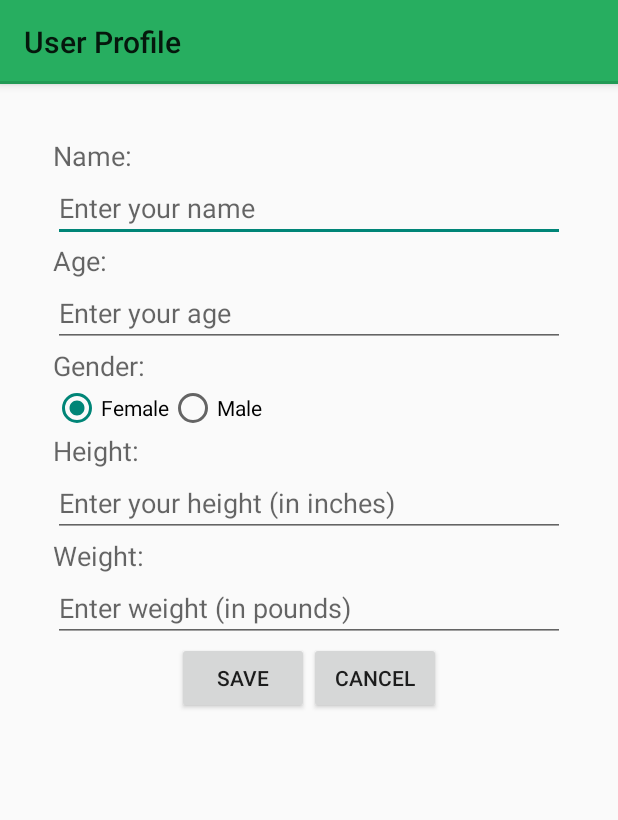
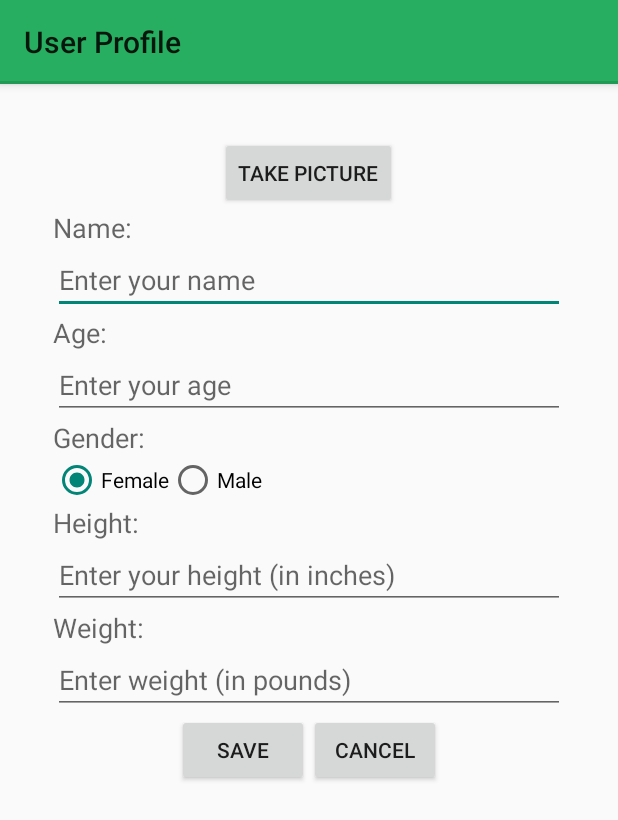
Before and after one commit to dmcvicar/Life-Savings, an Android app: the EditProfileActivity screen opened directly, with no data from a screen before it, on a phone screen of 412 x 824 dp. Shown: the top 820 px of the screen. Run offline under Robolectric (Android 15) with nearby library versions, the phone set to English and light mode, and no system bars; pictures from the network do not load.

Commit message:
Picture stuff now works.

```diff
--- a/app/src/main/java/lifesavings/db/UserDataSource.java
+++ b/app/src/main/java/lifesavings/db/UserDataSource.java
@@ -17,7 +17,7 @@ public class UserDataSource {
     private static int autoId;
     private SQLiteDatabase database;
     private UserSQLHelper helper;
-    private String[] allColumns = { UserSQLHelper.COLUMN_USERID, UserSQLHelper.COLUMN_NAME, UserSQLHelper.COLUMN_GENDER, UserSQLHelper.COLUMN_WEIGHT, UserSQLHelper.COLUMN_HEIGHT, UserSQLHelper.COLUMN_BMI, UserSQLHelper.COLUMN_CATEGORY, UserSQLHelper.COLUMN_BFP};
+    private String[] allColumns = { UserSQLHelper.COLUMN_USERID, UserSQLHelper.COLUMN_NAME, UserSQLHelper.COLUMN_GENDER, UserSQLHelper.COLUMN_WEIGHT, UserSQLHelper.COLUMN_HEIGHT, UserSQLHelper.COLUMN_BMI, UserSQLHelper.COLUMN_CATEGORY, UserSQLHelper.COLUMN_BFP, UserSQLHelper.COLUMN_ICON_PATH};
 
     public UserDataSource(Context context) {
         helper = new UserSQLHelper(context);
@@ -59,6 +59,7 @@ public class UserDataSource {
         dataToInsert.put("weight", user.getWeight());
         dataToInsert.put("height", user.getHeight());
         dataToInsert.put("gender", user.getGender());
+        dataToInsert.put("iconPath", user.getIconPath());
         String where = "userid=?";
         String[] whereArgs = new String[] {String.valueOf(user.getUserid())};
         try{
@@ -101,6 +102,7 @@ public class UserDataSource {
         User.setBmi(cursor.getInt(5));
         User.setCategory(cursor.getInt(6));
         User.setBfp(cursor.getDouble(7));
+        User.setIconPath(cursor.getString(8));
         return User;
     }
 
--- a/app/src/main/res/layout/activity_edit_profile.xml
+++ b/app/src/main/res/layout/activity_edit_profile.xml
@@ -21,6 +21,12 @@
                 android:layout_width="wrap_content"
                 android:layout_height="wrap_content"
                 android:id="@+id/prof_pic"/>
+            <Button
+                android:layout_width="wrap_content"
+                android:layout_height="wrap_content"
+                android:text="@string/take_picture"
+                android:layout_below="@id/prof_pic"
+                android:onClick="takePicture"/>
 
         </RelativeLayout>
 
--- a/app/src/main/res/values/strings.xml
+++ b/app/src/main/res/values/strings.xml
@@ -44,6 +44,7 @@
     <string name="exertion_text">Exertion Level</string>
     <string name="enter_height">Enter your height (in inches)</string>
     <string name="enter_weight">Enter weight (in pounds)</string>
+    <string name="take_picture">Take Picture</string>
 
     <string-array name="exercises">
         <item>Walking</item>
```
Also changed, not shown: app/src/main/java/lifesavings/activities/EditProfileActivity.java (+4 -5 lines).
